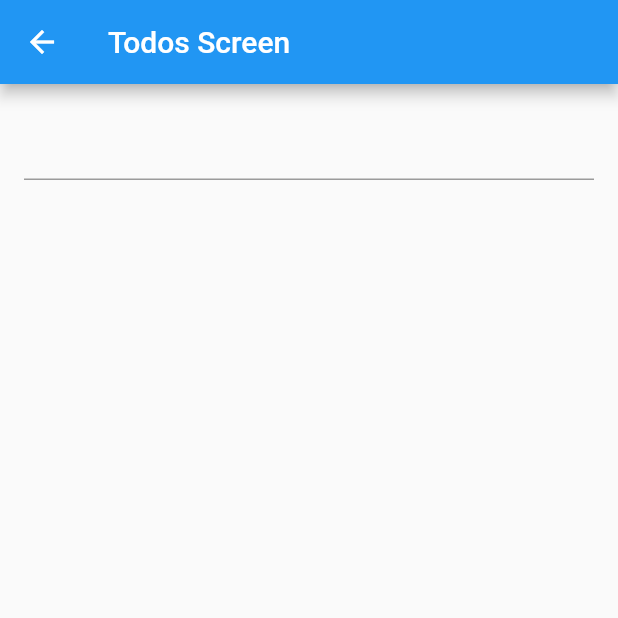
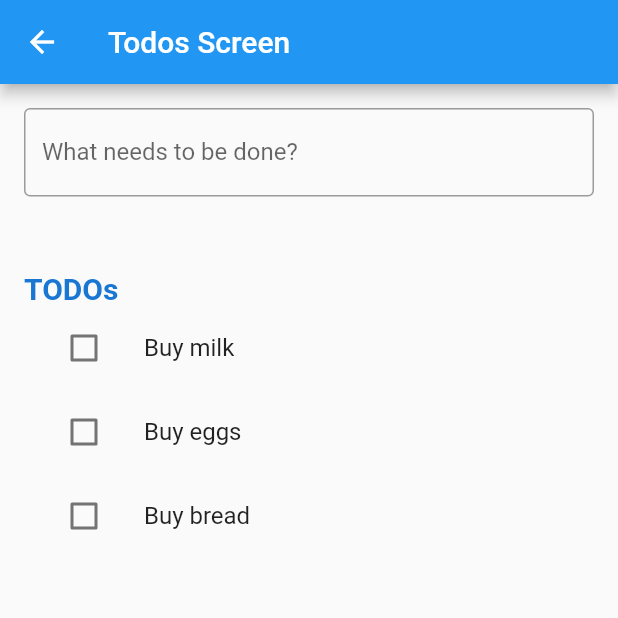
Before and after one commit to ykatakuri/todo_app, a Flutter app: the TodosScreen screen opened by its route, on a phone screen of 412 x 824 dp, the top half of it. Run offline on Flutter 3.47's test engine with Material 2 defaults, Android fonts, the phone set to English and light mode, and no system bars; our stand-ins replace flutter_riverpod, go_router.

Commit message:
refactor: read and update todos state

```diff
--- a/lib/todos_screen.dart
+++ b/lib/todos_screen.dart
@@ -1,34 +1,29 @@
 import 'dart:math';
 
 import 'package:flutter/material.dart';
+import 'package:flutter_riverpod/flutter_riverpod.dart';
 import 'package:todo_app/todo_model.dart';
+import 'package:todo_app/todos_provider.dart';
 
-class TodosScreen extends StatefulWidget {
+class TodosScreen extends ConsumerStatefulWidget {
   const TodosScreen({super.key});
 
   @override
-  State<TodosScreen> createState() => _TodosScreenState();
+  ConsumerState<TodosScreen> createState() => _TodosScreenState();
 }
 
-class _TodosScreenState extends State<TodosScreen> {
+class _TodosScreenState extends ConsumerState<TodosScreen> {
   final todoController = TextEditingController();
-
-  late Todo todo;
-  List<Todo> todos = [];
 
   @override
   void initState() {
     super.initState();
-
-    todo = Todo(
-      id: 0,
-      title: '',
-      isDone: false,
-    );
   }
 
   @override
   Widget build(BuildContext context) {
+    final todos = ref.watch(todosProvider);
+
     return Scaffold(
       appBar: AppBar(
         title: const Text('Todos Screen'),
@@ -42,19 +37,22 @@ class _TodosScreenState extends State<TodosScreen> {
           children: [
             TextFormField(
               controller: todoController,
+              decoration: const InputDecoration(
+                labelText: 'What needs to be done?',
+                border: OutlineInputBorder(),
+              ),
               onFieldSubmitted: (value) {
                 if (value.isNotEmpty) {
-                  setState(() {
-                    todo = Todo(
-                      id: Random().nextInt(100),
-                      title: value,
-                      isDone: false,
-                    );
+                  ref.read(todosProvider.notifier).update((state) => [
+                        ...state,
+                        Todo(
+                          id: Random().nextInt(100),
+                          title: value,
+                          isDone: false,
+                        ),
+                      ]);
 
-                    todos.add(todo);
-                    debugPrint('Todo ID: ${todo.id}');
-                    todoController.clear();
-                  });
+                  todoController.clear();
                 }
               },
             ),
@@ -62,10 +60,7 @@ class _TodosScreenState extends State<TodosScreen> {
             if (todos.isNotEmpty) ...[
               Text(
                 'TODOs',
-                style: TextStyle(
-                    fontWeight: FontWeight.bold,
-                    fontSize: 30,
-                    color: Colors.blue.shade700),
+                style: Theme.of(context).textTheme.displaySmall,
               ),
               ListView.builder(
                 shrinkWrap: true,
@@ -85,11 +80,17 @@ class _TodosScreenState extends State<TodosScreen> {
                       leading: Checkbox(
                         value: todo.isDone,
                         onChanged: (value) {
-                          setState(() {
-                            todo.isDone = value!;
-                            debugPrint(
-                                'Todo ${todo.id} is updated: ${todo.isDone}');
-                          });
+                          ref.read(todosProvider.notifier).state = [
+                            for (final todo in todos)
+                              if (todo.id == todos[index].id)
+                                Todo(
+                                  id: todo.id,
+                                  title: todo.title,
+                                  isDone: value,
+                                )
+                              else
+                                todo
+                          ];
                         },
                         activeColor: Colors.grey,
                       ),
@@ -101,11 +102,17 @@ class _TodosScreenState extends State<TodosScreen> {
                       leading: Checkbox(
                         value: todo.isDone,
                         onChanged: (value) {
-                          setState(() {
-                            todo.isDone = value!;
-                            debugPrint(
-                                'Todo ${todo.id} is updated: ${todo.isDone}');
-                          });
+                          ref.read(todosProvider.notifier).state = [
+                            for (final todo in todos)
+                              if (todo.id == todos[index].id)
+                                Todo(
+                                  id: todo.id,
+                                  title: todo.title,
+                                  isDone: value,
+                                )
+                              else
+                                todo
+                          ];
                         },
                       ),
                     );
```
